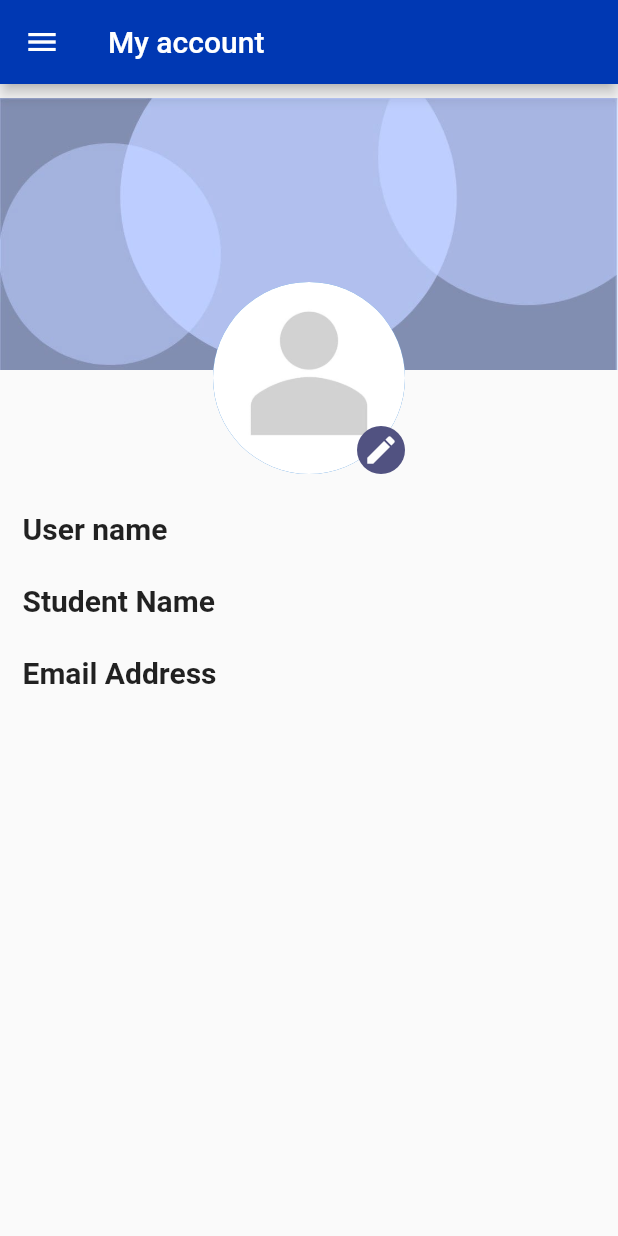
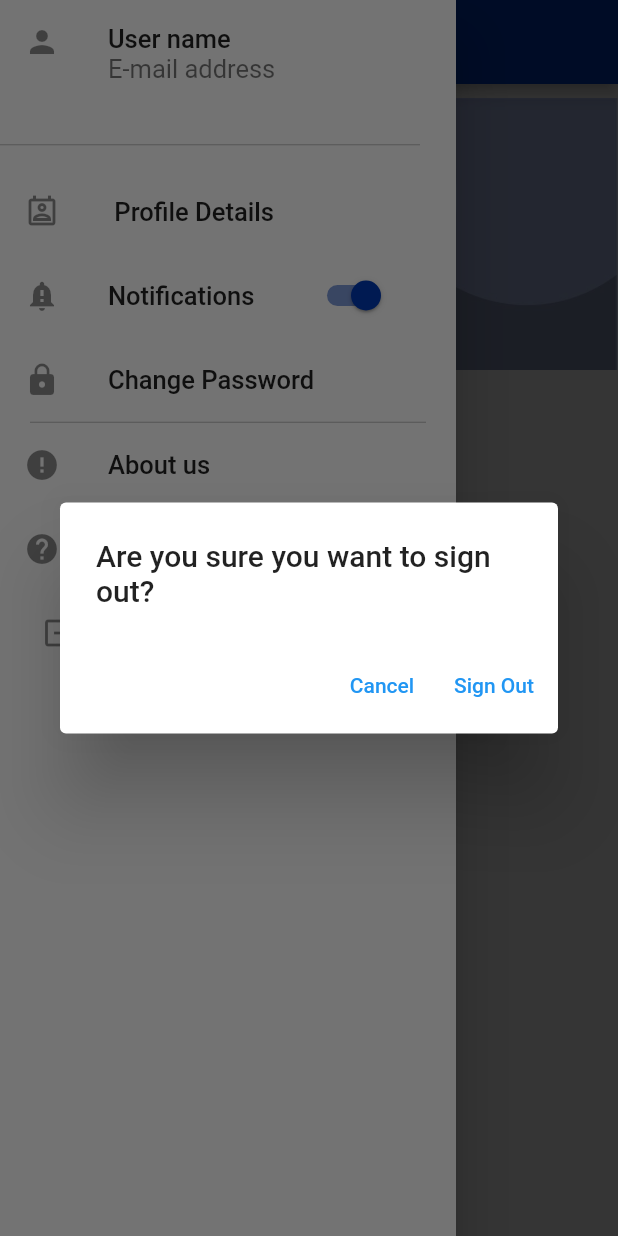
Before and after one commit to mo87654/Admin_App, a Flutter app: the MyAccount screen opened directly, in the side drawer, after a tap on "Log Out", on a phone screen of 412 x 824 dp. Run offline on Flutter 3.47's test engine with Material 2 defaults, Android fonts, the phone set to English and light mode, and no system bars; our stand-ins replace firebase_auth, firebase_core, flutter_spinkit, image_picker; accounts and stored records are empty.

Commit message:
login and Signout from "Adel"

```diff
--- a/lib/modules/my account screen/My_account.dart
+++ b/lib/modules/my account screen/My_account.dart
@@ -1,8 +1,11 @@
 import 'dart:convert';
 import 'dart:io';
+import 'package:admin_app/modules/login%20screen/login.dart';
+import 'package:firebase_auth/firebase_auth.dart';
 import 'package:flutter/material.dart';
 import 'package:image_picker/image_picker.dart';
 
+import '../../shared/component/SignoutMessage.dart';
 import '../../shared/component/colors.dart';
 import '../change password screen/change_password.dart';
 import '../help screen/help_screen.dart';
@@ -169,7 +172,9 @@ class _MyAccountState extends State<MyAccount> {
                 ),
 
                 ListTile(
-                  leading: const Icon(Icons.logout),
+                  leading:  IconButton(
+                    onPressed: (){},
+                    icon:const Icon(Icons.logout),),
                   title: const Text('Log Out',
                     style: TextStyle(
                         fontSize: 17
@@ -177,8 +182,20 @@ class _MyAccountState extends State<MyAccount> {
                   ),
 
                   onTap: () {
-                    Navigator.pop(context);
-                  },
+                    showDialog(
+                      context: context,
+                      builder: (BuildContext context) => SignOutMessage(
+                        onSignOut: () async{
+                          await FirebaseAuth.instance.signOut();
+                          Navigator.pushReplacement(
+                              context,
+                              MaterialPageRoute(builder: (context) => Login(),));
+                          // Close the dialog
+                        },
+                      ),
+                    );
+                      //
+                    },
                 ),
               ],
             ),
--- /dev/null
+++ b/lib/shared/component/SignoutMessage.dart
@@ -0,0 +1,24 @@
+import 'package:flutter/material.dart';
+
+class SignOutMessage extends StatelessWidget {
+  final VoidCallback onSignOut;
+
+  SignOutMessage({required this.onSignOut});
+
+  @override
+  Widget build(BuildContext context) {
+    return AlertDialog(
+      title: Text('Are you sure you want to sign out?'),
+      actions: [
+        TextButton(
+          onPressed: () => Navigator.pop(context),
+          child: Text('Cancel'),
+        ),
+        TextButton(
+          onPressed: onSignOut,
+          child: Text('Sign Out'),
+        ),
+      ],
+    );
+  }
+}
```
Also changed, not shown: lib/main.dart (+15 -3 lines), lib/modules/home screen/admin_Home.dart (+7 -16 lines), lib/modules/login screen/login.dart (+84 -55 lines), pubspec.yaml (+6 -3 lines), lib/shared/provider/auth_provider.dart (deleted), pubspec.lock, 1 other file.
